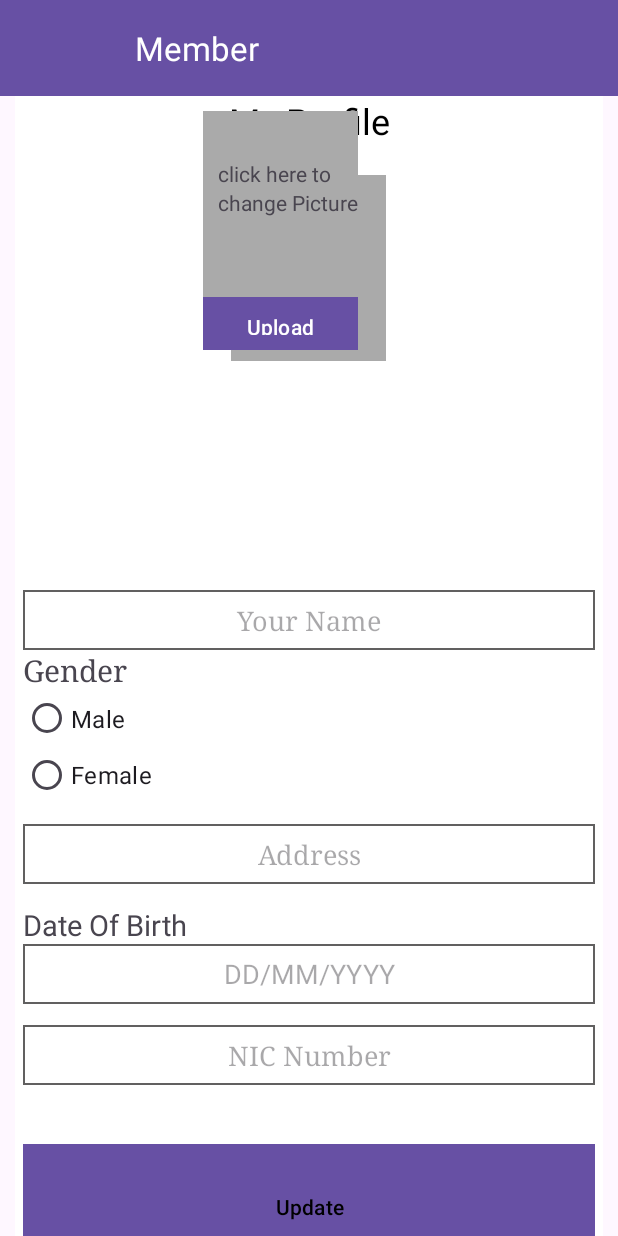
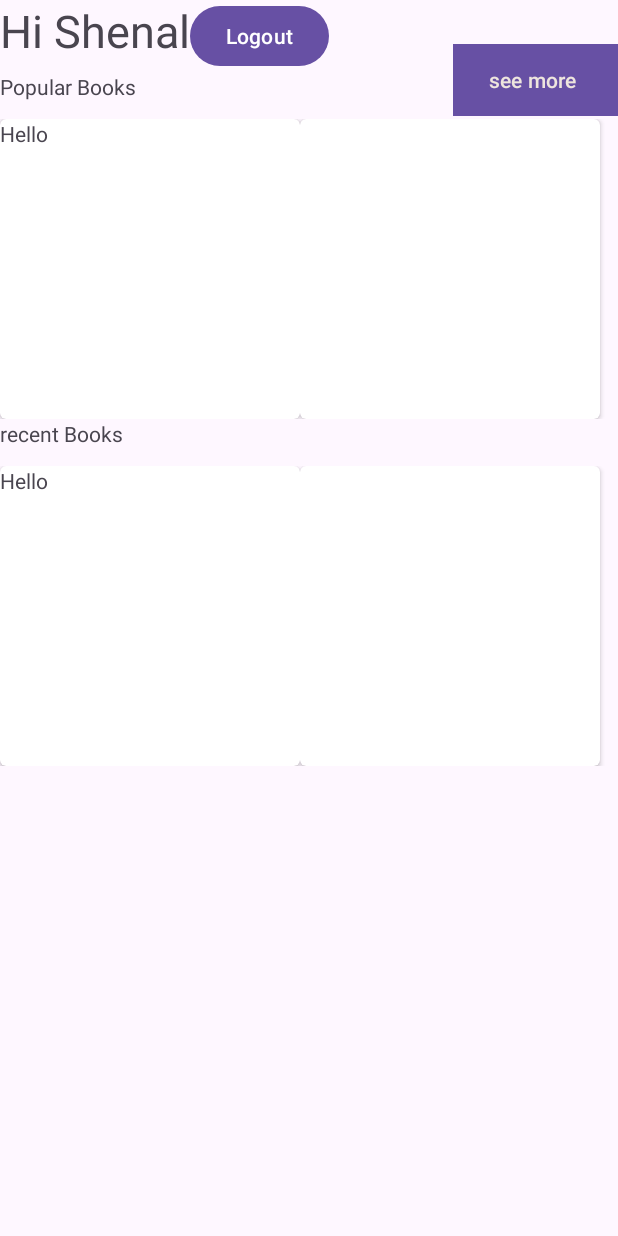
Before and after one commit to mirosh-kavinda/spiritualread, an Android app: the Homepage screen opened directly, with no data from a screen before it, on a phone screen of 412 x 824 dp. Run offline under Robolectric (Android 15) with nearby library versions, the phone set to English and light mode, and no system bars; our stand-ins replace Firebase (no records; nobody signed in at launch, a user with empty details on screens opened directly).

Commit message:
adding onboarding to the app

```diff
--- a/app/src/main/java/com/example/spiritualread/Auth/loginOnboard.java
+++ b/app/src/main/java/com/example/spiritualread/Auth/loginOnboard.java
@@ -22,17 +22,8 @@ public class loginOnboard extends AppCompatActivity {
         b2=findViewById(R.id.btn2);
         b3=findViewById(R.id.btn3);
 
-//        b1.setOnClickListener(view -> {
-//            startActivity(new Intent(loginOnboard.this,LoginActivity.class));
-//
-//        });
-//        b2.setOnClickListener(view -> {
-//            startActivity(new Intent(loginOnboard.this,RegisterActivity.class));
-//
-//        });
-        b3.setOnClickListener(view -> {
-            startActivity(new Intent(loginOnboard.this, Homepage.class));
-
-        });
+        b1.setOnClickListener(view -> startActivity(new Intent(loginOnboard.this,LoginActivity.class)));
+        b2.setOnClickListener(view -> startActivity(new Intent(loginOnboard.this,RegisterActivity.class)));
+        b3.setOnClickListener(view -> startActivity(new Intent(loginOnboard.this, Homepage.class)));
     }
 }
--- a/app/src/main/java/com/example/spiritualread/Home/Homepage.java
+++ b/app/src/main/java/com/example/spiritualread/Home/Homepage.java
@@ -18,11 +18,11 @@ public class Homepage extends AppCompatActivity {
         super.onCreate(savedInstanceState);
         setContentView(R.layout.activity_homepage);
 
-
+//
 //            btnlogout=findViewById(R.id.btnLogout);
 //            mAuth = FirebaseAuth.getInstance());
 //            btnlogout.setOnClickListener(view->{
-//                mAuth.signOut();
+////                mAuth.signOut();
 //                startActivity(new Intent(Homepage.this, loginOnboard.class));
 //
 //            });
--- a/app/src/main/java/com/example/spiritualread/MainActivity.java
+++ b/app/src/main/java/com/example/spiritualread/MainActivity.java
@@ -8,7 +8,7 @@ import android.widget.ProgressBar;
 
 import androidx.appcompat.app.AppCompatActivity;
 
-import com.example.spiritualread.Auth.loginOnboard;
+import com.example.spiritualread.Onboarding.OnboardingActivity;
 
 public class MainActivity extends AppCompatActivity {
     int SPLASH_TIME = 3000; //This is 3 seconds
@@ -25,7 +25,7 @@ public class MainActivity extends AppCompatActivity {
         //Code to start timer and take action after the timer ends
         new Handler(getMainLooper()).postDelayed(() -> {
             //Do any action here. Now we are moving to next page
-            Intent mySuperIntent = new Intent(MainActivity.this, loginOnboard.class);
+            Intent mySuperIntent = new Intent(MainActivity.this, OnboardingActivity.class);
             startActivity(mySuperIntent);
 
             //This 'finish()' is for exiting the app when back button pressed from Home page which is ActivityHome
--- a/app/src/main/java/com/example/spiritualread/Onboarding/OnboardingActivity.java
+++ b/app/src/main/java/com/example/spiritualread/Onboarding/OnboardingActivity.java
@@ -2,13 +2,11 @@ package com.example.spiritualread.Onboarding;
 
 import android.content.Intent;
 import android.graphics.Color;
-import android.os.Build;
 import android.os.Bundle;
 import android.os.Handler;
 import android.view.View;
 import android.view.Window;
 import android.view.WindowManager;
-import android.widget.Button;
 
 import androidx.appcompat.app.AppCompatActivity;
 import androidx.viewpager.widget.ViewPager;
@@ -16,26 +14,21 @@ import androidx.viewpager.widget.ViewPager;
 import com.example.spiritualread.Auth.loginOnboard;
 import com.example.spiritualread.R;
 
+public class OnboardingActivity extends AppCompatActivity {
 
-public class    OnboardingActivity extends AppCompatActivity {
-    int SPLASH_TIME = 2000;
     private ViewPager viewPager;
     private OnboardingAdapter onboardingAdapter;
-Button  Button3;
+
 
     @Override
     protected void onCreate(Bundle savedInstanceState) {
         super.onCreate(savedInstanceState);
         setContentView(R.layout.activity_onboarding);
         makeStatusbarTransparent();
-
         viewPager = findViewById(R.id.onboarding_view_pager);
-
         onboardingAdapter = new OnboardingAdapter(this);
         viewPager.setAdapter(onboardingAdapter);
         viewPager.setPageTransformer(false, new OnboardingPageTransformer());
-
-
     }
 
 
@@ -47,28 +40,20 @@ Button  Button3;
             }
             else {
                 new Handler(getMainLooper()).postDelayed(() -> {
-                    //Do any action here. Now we are moving to next page
+
                     Intent mySuperIntent = new Intent(OnboardingActivity.this, loginOnboard.class);
                     startActivity(mySuperIntent);
-
-                    //This 'finish()' is for exiting the app when back button pressed from Home page which is ActivityHome
                     finish();
-
-                }, SPLASH_TIME);
+                }, 50);
             }
             }
 
         }
     private void makeStatusbarTransparent() {
 
-        if (Build.VERSION.SDK_INT >= 21) {
-            getWindow().getDecorView().setSystemUiVisibility(View.SYSTEM_UI_FLAG_LAYOUT_STABLE | View.SYSTEM_UI_FLAG_LAYOUT_FULLSCREEN);
-        }
-
-        if (Build.VERSION.SDK_INT >= Build.VERSION_CODES.LOLLIPOP) {
-            Window window = getWindow();
-            window.addFlags(WindowManager.LayoutParams.FLAG_DRAWS_SYSTEM_BAR_BACKGROUNDS);
-            window.setStatusBarColor(Color.TRANSPARENT);
-        }
+        getWindow().getDecorView().setSystemUiVisibility(View.SYSTEM_UI_FLAG_LAYOUT_STABLE | View.SYSTEM_UI_FLAG_LAYOUT_FULLSCREEN);
+        Window window = getWindow();
+        window.addFlags(WindowManager.LayoutParams.FLAG_DRAWS_SYSTEM_BAR_BACKGROUNDS);
+        window.setStatusBarColor(Color.TRANSPARENT);
     }
 }
--- a/app/src/main/java/com/example/spiritualread/Onboarding/OnboardingPageTransformer.java
+++ b/app/src/main/java/com/example/spiritualread/Onboarding/OnboardingPageTransformer.java
@@ -11,75 +11,36 @@ public class OnboardingPageTransformer implements ViewPager.PageTransformer {
     @Override
     public void transformPage(View page, float position) {
 
-        // Get the page index from the tag. This makes
-        // it possible to know which page index you're
-        // currently transforming - and that can be used
-        // to make some important performance improvements.
-        int pagePosition = (int) page.getTag();
 
-        // Here you can do all kinds of stuff, like get the
-        // width of the page and perform calculations based
-        // on how far the user has swiped the page.
         int pageWidth = page.getWidth();
         float pageWidthTimesPosition = pageWidth * position;
         float absPosition = Math.abs(position);
 
-        // Now it's time for the effects
+
         if (position <= -1.0f || position >= 1.0f) {
-
-            // The page is not visible. This is a good place to stop
-            // any potential work / animations you may have running.
 
         } else if (position == 0.0f) {
 
-            // The page is selected. This is a good time to reset Views
-            // after animations as you can't always count on the PageTransformer
-            // callbacks to match up perfectly.
-
         } else {
 
-            // The page is currently being scrolled / swiped. This is
-            // a good place to show animations that react to the user's
-            // swiping as it provides a good user experience.
 
-            // Let's start by animating the title.
-            // We want it to fade as it scrolls out
             View title = page.findViewById(R.id.textView7);
             title.setAlpha(1.0f - absPosition);
 
-            // Now the description. We also want this one to
-            // fade, but the animation should also slowly move
-            // down and out of the screen
             View description = page.findViewById(R.id.textView8);
             description.setTranslationY(-pageWidthTimesPosition / 2f);
             description.setAlpha(1.0f - absPosition);
 
 
-            // Now, we want the image to move to the right,
-            // i.e. in the opposite direction of the rest of the
-            // content while fading out
             View computer = page.findViewById(R.id.imageView3);
 
-            // We're attempting to create an effect for a View
-            // specific to one of the pages in our ViewPager.
-            // In other words, we need to check that we're on
-            // the correct page and that the View in question
-            // isn't null.
             if (computer != null) {
                 computer.setAlpha(1.0f - absPosition);
                 computer.setTranslationX(-pageWidthTimesPosition * 1.5f);
-//                computer.setTranslationY(-pageWidthTimesPosition / 2f);
+//
             }
 
 
-            // Finally, it can be useful to know the direction
-            // of the user's swipe - if we're entering or exiting.
-            // This is quite simple:
-            if (position < 0) {
-                // Create your out animation here
-            } else {
-                // Create your in animation here
-            }
         }
     }
 
--- a/app/src/main/res/layout/activity_homepage.xml
+++ b/app/src/main/res/layout/activity_homepage.xml
@@ -1,54 +1,140 @@
 <?xml version="1.0" encoding="utf-8"?>
-
-<androidx.coordinatorlayout.widget.CoordinatorLayout xmlns:android="http://schemas.android.com/apk/res/android"
-    xmlns:app="http://schemas.android.com/apk/res-auto"
+<RelativeLayout xmlns:android="http://schemas.android.com/apk/res/android"
+    xmlns:card_view="http://schemas.android.com/apk/res-auto"
     xmlns:tools="http://schemas.android.com/tools"
     android:layout_width="match_parent"
     android:layout_height="match_parent"
-    android:fitsSystemWindows="true"
     tools:context=".Home.Homepage">
 
-    <com.google.android.material.appbar.AppBarLayout
+<TextView
+    android:id="@+id/tv1"
+    android:layout_width="wrap_content"
+    android:layout_height="wrap_content"
+    android:text="Hi Shenal"
+    android:textSize="30dp"
+    android:layout_alignParentTop="true"/>
+
+<Button
+    android:id="@+id/btnLogout"
+    android:layout_width="wrap_content"
+    android:layout_height="wrap_content"
+    android:text="Logout"
+    android:layout_alignParentTop="true"
+    android:layout_toRightOf="@id/tv1" />
+
+
+        <TextView
+            android:layout_width="wrap_content"
+            android:layout_height="wrap_content"
+            android:text="Popular Books"
+            android:layout_below="@id/btnLogout"
+            android:id="@+id/tv2"
+            />
+
+    <Button
+        android:layout_width="wrap_content"
+        android:layout_height="wrap_content"
+        android:layout_below="@id/tv1"
+        android:layout_marginLeft="211dp"
+        android:layout_marginTop="-11dp"
+        android:layout_toRightOf="@id/tv2"
+        android:background="@color/white"
+        android:text="see more "
+        android:textColor="@color/colorPrimary" />
+
+    <LinearLayout
         android:layout_width="match_parent"
         android:layout_height="wrap_content"
-        android:theme="@style/ThemeOverlay.MaterialComponents.Dark">
+        android:layout_below="@id/tv2"
+        android:layout_marginTop="12dp"
+        android:id="@+id/lv1"
+        android:gravity="start"
+        android:orientation="horizontal"
+        >
+        <!-- A CardView that contains a TextView -->
+        <androidx.cardview.widget.CardView
+            android:id="@+id/card_view5"
+            android:layout_width="200dp"
+            android:layout_height="200dp"
+            android:layout_gravity="center"
+            card_view:cardCornerRadius="4dp">
+<ImageView
+    android:layout_width="wrap_content"
+    android:layout_height="wrap_content"
+    />
+            <TextView
+                android:id="@+id/info_text"
+                android:layout_width="match_parent"
+                android:layout_height="match_parent"
+                android:text="Hello"/>
+        </androidx.cardview.widget.CardView>
 
-        <androidx.appcompat.widget.Toolbar
-            android:id="@+id/toolbar"
-            android:layout_width="match_parent"
-            android:layout_height="?attr/actionBarSize"
-            android:background="?attr/colorPrimary"
-            app:popupTheme="@style/Widget.Material3.PopupMenu.Overflow"
-            app:title="Member"
-            app:titleMarginStart="90dp" />
+        <androidx.cardview.widget.CardView xmlns:card_view="http://schemas.android.com/apk/res-auto"
+            android:id="@+id/card_view2"
+            android:layout_width="200dp"
+            android:layout_height="200dp"
+            android:layout_gravity="center"
+            card_view:cardCornerRadius="4dp">
 
-    </com.google.android.material.appbar.AppBarLayout>
+            <TextView
+                android:id="@+id/info_text2"
+                android:layout_width="match_parent"
+                android:layout_height="match_parent" />
+        </androidx.cardview.widget.CardView>
 
-    <include layout="@layout/content_user__ui" />
+    </LinearLayout>
 
-</androidx.coordinatorlayout.widget.CoordinatorLayout>
 
-<!--<RelativeLayout xmlns:android="http://schemas.android.com/apk/res/android"-->
-<!--    xmlns:tools="http://schemas.android.com/tools"-->
-<!--    android:layout_width="match_parent"-->
-<!--    android:layout_height="match_parent"-->
-<!--    tools:context=".Home.Homepage">-->
+    <TextView
+        android:layout_width="wrap_content"
+        android:layout_height="wrap_content"
+        android:text="recent Books"
+        android:layout_below="@id/lv1"
+        android:id="@+id/tv3"
 
-<!--<TextView-->
-<!--    android:id="@+id/tv1"-->
-<!--    android:layout_width="wrap_content"-->
-<!--    android:layout_height="wrap_content"-->
-<!--    android:text="Hi Shenal"-->
-<!--    android:textSize="30dp"-->
-<!--    android:layout_alignParentTop="true"/>-->
+        />
 
-<!--<Button-->
-<!--    android:id="@+id/btnLogout"-->
-<!--    android:layout_width="wrap_content"-->
-<!--    android:layout_height="wrap_content"-->
+    <LinearLayout
+        android:layout_width="match_parent"
+        android:layout_height="wrap_content"
+        android:layout_below="@id/tv3"
+        android:layout_marginTop="12dp"
+        android:gravity="start"
+        android:orientation="horizontal"
+        >
 
-<!--    android:text="Logout"-->
-<!--    android:layout_alignParentTop="true"-->
-<!--    android:layout_toRightOf="@id/tv1" />-->
 
-<!--</RelativeLayout>-->
+        <!-- A CardView that contains a TextView -->
+        <androidx.cardview.widget.CardView
+            android:id="@+id/card_view"
+            android:layout_width="200dp"
+            android:layout_height="200dp"
+            android:layout_gravity="center"
+            card_view:cardCornerRadius="4dp">
+            <ImageView
+                android:layout_width="wrap_content"
+                android:layout_height="wrap_content"
+                />
+            <TextView
+                android:id="@+id/info_text3"
+                android:layout_width="match_parent"
+                android:layout_height="match_parent"
+                android:text="Hello"/>
+        </androidx.cardview.widget.CardView>
+
+        <androidx.cardview.widget.CardView xmlns:card_view="http://schemas.android.com/apk/res-auto"
+            android:id="@+id/card_view3"
+            android:layout_width="200dp"
+            android:layout_height="200dp"
+            android:layout_gravity="center"
+
+            card_view:cardCornerRadius="4dp">
+
+            <TextView
+                android:id="@+id/info_text4"
+                android:layout_width="match_parent"
+                android:layout_height="match_parent" />
+        </androidx.cardview.widget.CardView>
+
+    </LinearLayout>
+</RelativeLayout>
--- a/app/src/main/res/layout/onboarding_3.xml
+++ b/app/src/main/res/layout/onboarding_3.xml
@@ -86,7 +86,7 @@
         android:background="@drawable/onboarding_activity_button_3"
 
         android:onClick="nextPage"
-        android:text="Next"
+        android:text="Get Started"
         android:textColor="@android:color/white"
         app:layout_constraintBottom_toBottomOf="parent"
         app:layout_constraintEnd_toStartOf="@+id/guideline14"
```
